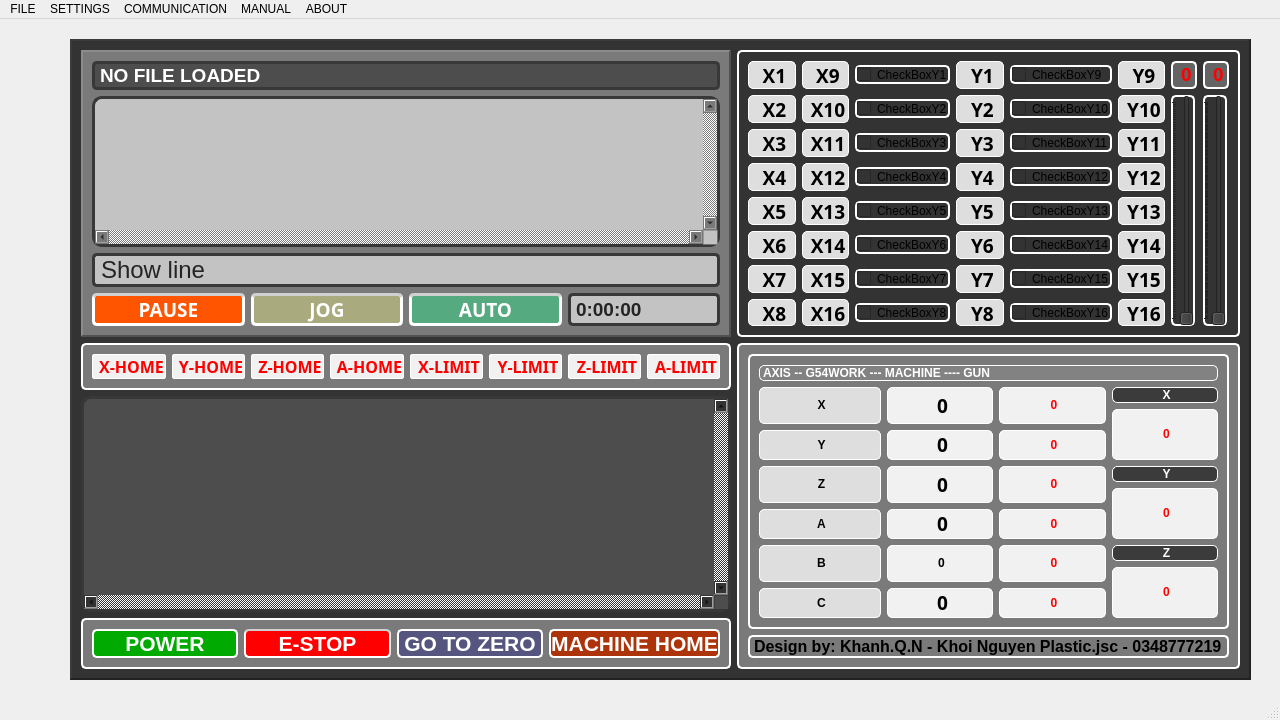
Before: the Qt Designer form QtPaintingChair/workWindow.ui in NguyenKhanh2101993/Painting_Chair_Robot_ver02, drawn with Qt 5.
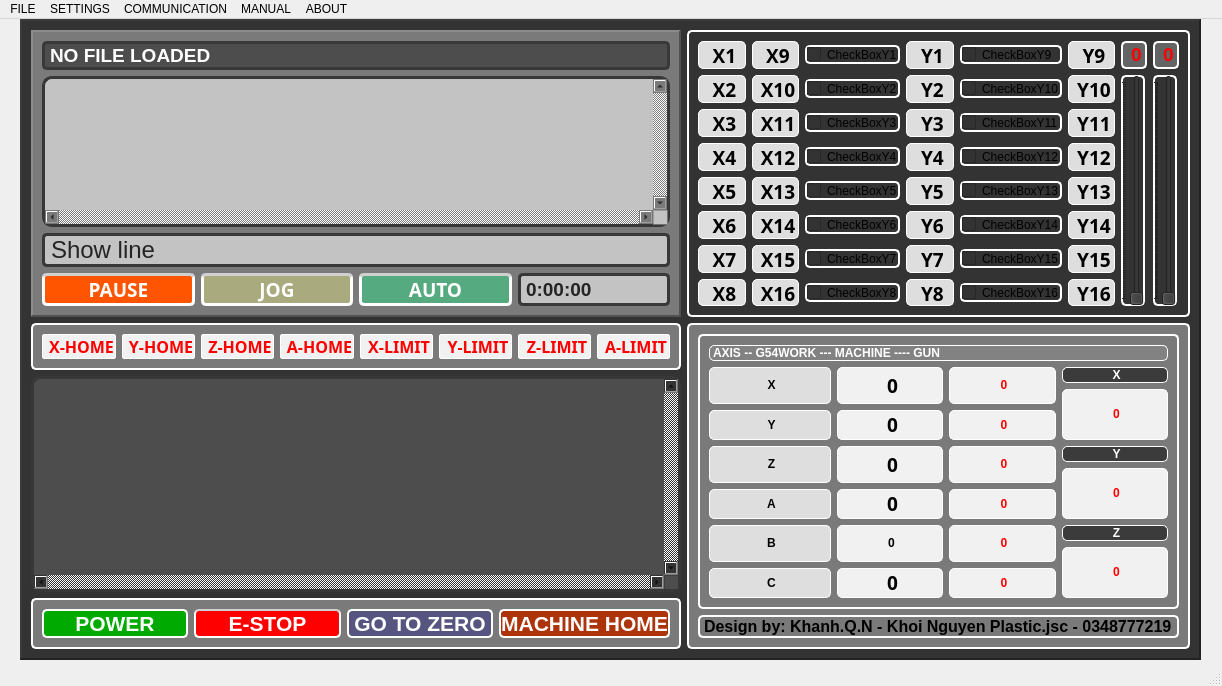
After: the same form once the commit is applied. Icons and pictures are not drawn.

The edit to the form file:
```diff
--- a/QtPaintingChair/workWindow.ui
+++ b/QtPaintingChair/workWindow.ui
@@ -6,8 +6,8 @@
    <rect>
     <x>0</x>
     <y>0</y>
-    <width>1280</width>
-    <height>720</height>
+    <width>1222</width>
+    <height>686</height>
    </rect>
   </property>
   <property name="sizePolicy">
@@ -18,8 +18,8 @@
   </property>
   <property name="maximumSize">
    <size>
-    <width>1280</width>
-    <height>720</height>
+    <width>1250</width>
+    <height>690</height>
    </size>
   </property>
   <property name="tabletTracking">
@@ -42,8 +42,8 @@
     </property>
     <property name="geometry">
      <rect>
-      <x>70</x>
-      <y>20</y>
+      <x>20</x>
+      <y>0</y>
       <width>1181</width>
       <height>641</height>
      </rect>
@@ -2167,7 +2167,7 @@
     <rect>
      <x>0</x>
      <y>0</y>
-     <width>1280</width>
+     <width>1222</width>
      <height>26</height>
     </rect>
    </property>
```
Left out of the diff: 9 changed lines with no effect on the pictures.
